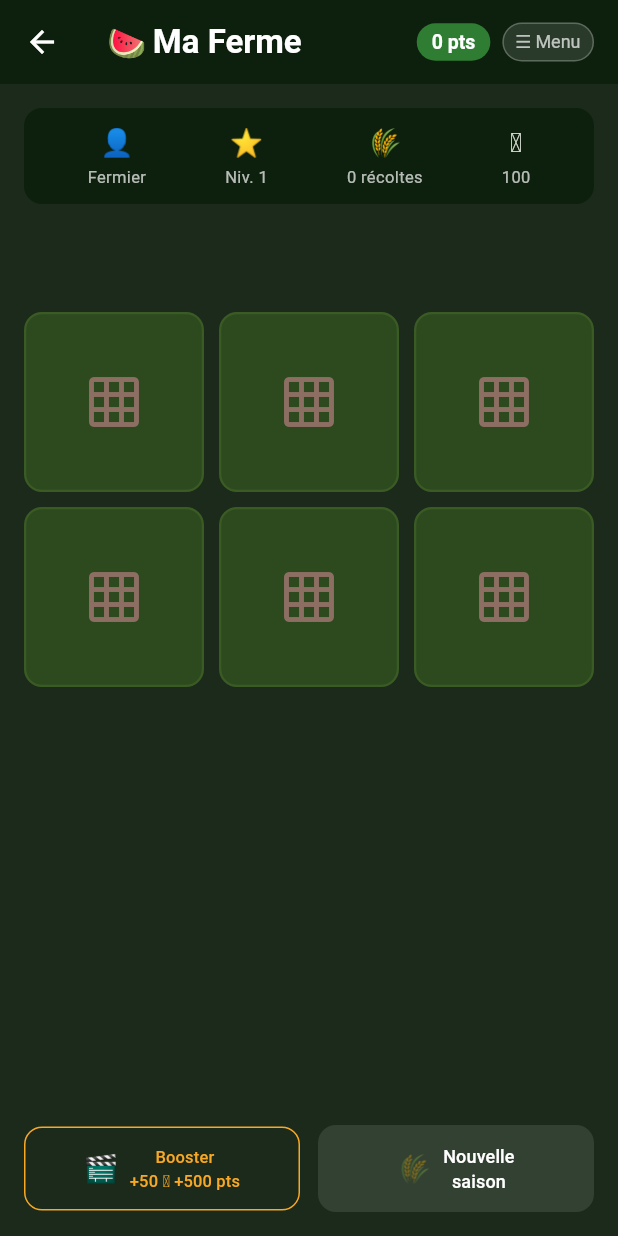
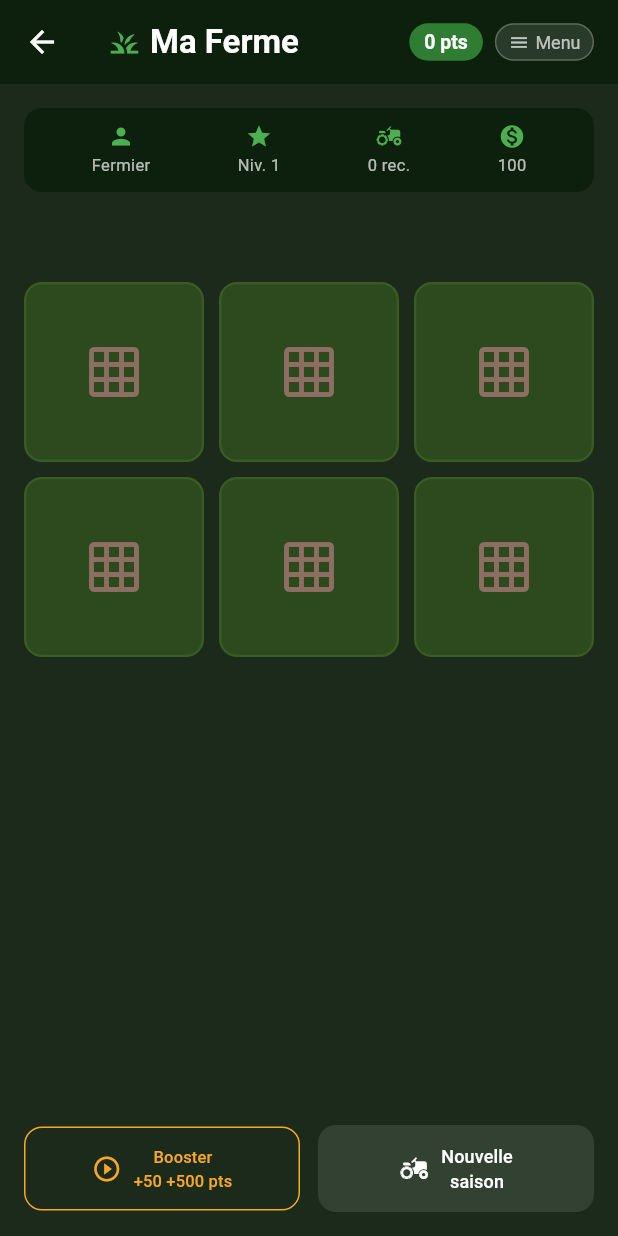
Before and after one commit to dafrogepemba-prog/agropast-game, a Flutter app: the screen it shows after launch, after a tap on "Jouer", on a phone screen of 412 x 824 dp. Run offline on Flutter 3.47's test engine with Material 3 defaults, Android fonts, the light colour scheme and no system bars; our stand-ins replace shared_preferences; missing offline and left inert: dart:html.

Commit message:
Fix: sync score par token JWT, icones Material, bonus web, pseudo depuis localStorage

```diff
--- a/agropast_game/lib/screens/game_screen.dart
+++ b/agropast_game/lib/screens/game_screen.dart
@@ -15,13 +15,12 @@ class GameScreen extends StatefulWidget {
 
 class _GameScreenState extends State<GameScreen> {
   final AdMobService _adMob = AdMobService();
-  bool _adLoaded = false;
 
   @override
   void initState() {
     super.initState();
     _adMob.loadRewardedAd(onLoaded: () {
-      if (mounted) setState(() => _adLoaded = true);
+      if (mounted) setState(() {});
     });
   }
 
@@ -31,17 +30,15 @@ class _GameScreenState extends State<GameScreen> {
     super.dispose();
   }
 
-  // ── Menu principal (quitter / déconnexion) ──────────────
+  // ── Menu ────────────────────────────────────────────────
   void _showLogoutDialog(BuildContext context) {
     showDialog(
       context: context,
       builder: (_) => AlertDialog(
         backgroundColor: const Color(0xFF2d4a1e),
         title: const Text('Menu', style: TextStyle(color: Colors.white)),
-        content: const Text(
-          'Que veux-tu faire ?',
-          style: TextStyle(color: Colors.white70),
-        ),
+        content: const Text('Que veux-tu faire ?',
+            style: TextStyle(color: Colors.white70)),
         actions: [
           TextButton(
             onPressed: () => Navigator.pop(context),
@@ -71,14 +68,10 @@ class _GameScreenState extends State<GameScreen> {
     );
   }
 
-  // ── Retour au site vitrine ───────────────────────────────
   void _navigateToSite() {
-    try {
-      html.window.location.href = '/';
-    } catch (_) {}
+    try { html.window.location.href = '/'; } catch (_) {}
   }
 
-  // ── Déconnexion compte (efface localStorage) ────────────
   void _logout() {
     try {
       html.window.localStorage.remove('apg_token');
@@ -89,42 +82,51 @@ class _GameScreenState extends State<GameScreen> {
     } catch (_) {}
   }
 
-  // ── Publicité récompensée AdMob ─────────────────────────
+  // ── Bonus web (AdMob indisponible sur navigateur) ────────
+  void _showWebBonus(BuildContext context) {
+    context.read<GameProvider>().appliquerBonusAdMob(10, 'web_bonus');
+    ScaffoldMessenger.of(context).showSnackBar(
+      const SnackBar(
+        content: Text('Bonus +10 pieces & +100 pts !'),
+        backgroundColor: Color(0xFF2e7d32),
+        duration: Duration(seconds: 3),
+      ),
+    );
+  }
+
+  // ── Pub AdMob (mobile uniquement) ───────────────────────
   void _showAd(BuildContext context) {
     if (!_adMob.isLoaded) {
       ScaffoldMessenger.of(context).showSnackBar(
         const SnackBar(
-          content: Text('Pub en chargement, réessaie dans quelques secondes.'),
+          content: Text('Pub en chargement, reessaie.'),
           duration: Duration(seconds: 2),
         ),
       );
       return;
     }
-
     _adMob.showRewardedAd(
-      // SEUL callback qui déclenche la récompense — règle AdMob stricte
       onUserEarnedReward: (amount, type) {
         context.read<GameProvider>().appliquerBonusAdMob(amount, type);
         ScaffoldMessenger.of(context).showSnackBar(
           SnackBar(
-            content: Text('🎁 +$amount pièces & +${amount * 10} pts gagnés !'),
+            content: Text('+$amount pieces & +${amount * 10} pts !'),
             backgroundColor: const Color(0xFF2e7d32),
             duration: const Duration(seconds: 3),
           ),
         );
       },
-      // Pub fermée avant la fin → PAS de récompense (comportement AdMob)
       onAdDismissedWithoutReward: () {
         ScaffoldMessenger.of(context).showSnackBar(
           const SnackBar(
-            content: Text('Regarde la pub jusqu\'à la fin pour gagner les points.'),
+            content: Text('Regarde la pub jusqu\'a la fin.'),
             duration: Duration(seconds: 2),
           ),
         );
       },
       onAdFailedToShow: () {
         ScaffoldMessenger.of(context).showSnackBar(
-          const SnackBar(content: Text('Pub non disponible pour l\'instant.')),
+          const SnackBar(content: Text('Pub non disponible.')),
         );
       },
     );
@@ -141,25 +143,22 @@ class _GameScreenState extends State<GameScreen> {
         foregroundColor: Colors.white,
         title: Row(
           children: [
-            const Text('🍉 ', style: TextStyle(fontSize: 20)),
+            const Icon(Icons.grass, color: Color(0xFF4caf50), size: 22),
+            const SizedBox(width: 6),
             const Text('Ma Ferme',
                 style: TextStyle(fontWeight: FontWeight.bold)),
             const Spacer(),
-            // Score du joueur
             Container(
               padding: const EdgeInsets.symmetric(horizontal: 10, vertical: 4),
               decoration: BoxDecoration(
                 color: const Color(0xFF2e7d32),
                 borderRadius: BorderRadius.circular(20),
               ),
-              child: Text(
-                '${gp.player.scoreTotal} pts',
-                style: const TextStyle(
-                    fontSize: 13, fontWeight: FontWeight.bold),
-              ),
+              child: Text('${gp.player.scoreTotal} pts',
+                  style: const TextStyle(
+                      fontSize: 13, fontWeight: FontWeight.bold)),
             ),
             const SizedBox(width: 8),
-            // Bouton menu / déconnexion
             GestureDetector(
               onTap: () => _showLogoutDialog(context),
               child: Container(
@@ -170,8 +169,15 @@ class _GameScreenState extends State<GameScreen> {
                   borderRadius: BorderRadius.circular(20),
                   border: Border.all(color: Colors.white24),
                 ),
-                child: const Text('☰ Menu',
-                    style: TextStyle(fontSize: 12, color: Colors.white70)),
+                child: const Row(
+                  children: [
+                    Icon(Icons.menu, size: 14, color: Colors.white70),
+                    SizedBox(width: 4),
+                    Text('Menu',
+                        style:
+                            TextStyle(fontSize: 12, color: Colors.white70)),
+                  ],
+                ),
               ),
             ),
           ],
@@ -182,9 +188,8 @@ class _GameScreenState extends State<GameScreen> {
           padding: const EdgeInsets.all(16),
           child: Column(
             children: [
-              // Infos joueur
               _PlayerBar(player: gp.player),
-              const SizedBox(height: 16),
+              const SizedBox(height: 12),
 
               // Message action
               AnimatedSwitcher(
@@ -199,19 +204,17 @@ class _GameScreenState extends State<GameScreen> {
                           color: const Color(0xFF2d4a1e),
                           borderRadius: BorderRadius.circular(10),
                         ),
-                        child: Text(
-                          gp.message,
-                          style: const TextStyle(
-                              color: Color(0xFFf9a825),
-                              fontWeight: FontWeight.w600),
-                          textAlign: TextAlign.center,
-                        ),
+                        child: Text(gp.message,
+                            style: const TextStyle(
+                                color: Color(0xFFf9a825),
+                                fontWeight: FontWeight.w600),
+                            textAlign: TextAlign.center),
                       )
-                    : const SizedBox(height: 40),
+                    : const SizedBox(height: 36),
               ),
-              const SizedBox(height: 16),
+              const SizedBox(height: 12),
 
-              // Grille des parcelles (2 × 3)
+              // Grille 2×3
               Expanded(
                 child: GridView.builder(
                   gridDelegate:
@@ -228,35 +231,31 @@ class _GameScreenState extends State<GameScreen> {
                 ),
               ),
 
-              const SizedBox(height: 16),
+              const SizedBox(height: 12),
 
-              // Boutons bas de page
               Row(
                 children: [
-                  // Pub récompensée
+                  // Bonus / pub
                   Expanded(
                     child: OutlinedButton.icon(
                       style: OutlinedButton.styleFrom(
-                        foregroundColor: _adMob.isLoaded
-                            ? const Color(0xFFf9a825)
-                            : Colors.grey,
-                        side: BorderSide(
-                            color: _adMob.isLoaded
-                                ? const Color(0xFFf9a825)
-                                : Colors.grey),
+                        foregroundColor: const Color(0xFFf9a825),
+                        side:
+                            const BorderSide(color: Color(0xFFf9a825)),
                         padding:
                             const EdgeInsets.symmetric(vertical: 12),
                         shape: RoundedRectangleBorder(
                             borderRadius: BorderRadius.circular(12)),
                       ),
-                      onPressed:
-                          _adMob.isLoaded ? () => _showAd(context) : null,
-                      icon: const Text('🎬',
-                          style: TextStyle(fontSize: 18)),
+                      onPressed: _adMob.isLoaded
+                          ? () => _showAd(context)
+                          : () => _showWebBonus(context),
+                      icon: const Icon(Icons.play_circle_outline,
+                          color: Color(0xFFf9a825), size: 20),
                       label: Text(
                         _adMob.isLoaded
-                            ? 'Booster\n+50 🪙 +500 pts'
-                            : 'Chargement…',
+                            ? 'Booster\n+50 +500 pts'
+                            : 'Bonus\n+10 +100 pts',
                         textAlign: TextAlign.center,
                         style: const TextStyle(fontSize: 11),
                       ),
@@ -279,8 +278,8 @@ class _GameScreenState extends State<GameScreen> {
                       onPressed: gp.saisonTerminee
                           ? () => gp.nouvelleSaison()
                           : null,
-                      icon: const Text('🌾',
-                          style: TextStyle(fontSize: 18)),
+                      icon: const Icon(Icons.agriculture,
+                          color: Colors.white, size: 20),
                       label: const Text('Nouvelle\nsaison',
                           textAlign: TextAlign.center,
                           style: TextStyle(
@@ -297,8 +296,9 @@ class _GameScreenState extends State<GameScreen> {
   }
 }
 
+// ── Barre joueur ────────────────────────────────────────────
 class _PlayerBar extends StatelessWidget {
-  final player;
+  final dynamic player;
   const _PlayerBar({required this.player});
 
   @override
@@ -313,10 +313,10 @@ class _PlayerBar extends StatelessWidget {
       child: Row(
         mainAxisAlignment: MainAxisAlignment.spaceAround,
         children: [
-          _Stat('👤', player.pseudo),
-          _Stat('⭐', 'Niv. ${player.niveau}'),
-          _Stat('🌾', '${player.nombreRecoltes} récoltes'),
-          _Stat('🪙', '${player.piecesOr}'),
+          _Stat(Icons.person, player.pseudo),
+          _Stat(Icons.star, 'Niv. ${player.niveau}'),
+          _Stat(Icons.agriculture, '${player.nombreRecoltes} rec.'),
+          _Stat(Icons.monetization_on, '${player.piecesOr}'),
         ],
       ),
     );
@@ -324,16 +324,18 @@ class _PlayerBar extends StatelessWidget {
 }
 
 class _Stat extends StatelessWidget {
-  final String icon, value;
+  final IconData icon;
+  final String value;
   const _Stat(this.icon, this.value);
+
   @override
   Widget build(BuildContext context) => Column(
         children: [
-          Text(icon, style: const TextStyle(fontSize: 18)),
+          Icon(icon, color: const Color(0xFF4caf50), size: 18),
           const SizedBox(height: 2),
           Text(value,
-              style: const TextStyle(
-                  color: Colors.white70, fontSize: 11)),
+              style:
+                  const TextStyle(color: Colors.white70, fontSize: 11)),
         ],
       );
 }
--- a/agropast_game/lib/services/game_provider.dart
+++ b/agropast_game/lib/services/game_provider.dart
@@ -1,3 +1,4 @@
+import 'dart:convert';
 import 'package:flutter/material.dart';
 import 'package:shared_preferences/shared_preferences.dart';
 // ignore: avoid_web_libraries_in_flutter
@@ -12,6 +13,7 @@ class GameProvider extends ChangeNotifier {
   Player player  = Player();
   bool  _loading = true;
   String message = '';
+  String _webToken = ''; // token JWT depuis localStorage
 
   bool get loading => _loading;
 
@@ -19,14 +21,17 @@ class GameProvider extends ChangeNotifier {
   Future<void> init() async {
     final prefs = await SharedPreferences.getInstance();
 
-    // Sur web : récupérer le nom/token depuis localStorage (set par login.html)
     String pseudo = prefs.getString('pseudo') ?? 'Fermier';
     String email  = prefs.getString('email')  ?? '';
+
+    // Lire les données web depuis localStorage (posé par login.html)
     try {
       final webNom   = html.window.localStorage['apg_nom']      ?? '';
       final webWa    = html.window.localStorage['apg_whatsapp'] ?? '';
-      if (webNom.isNotEmpty)  pseudo = webNom;
-      if (webWa.isNotEmpty)   email  = webWa;
+      final webToken = html.window.localStorage['apg_token']    ?? '';
+      if (webNom.isNotEmpty)   pseudo     = webNom;
+      if (webWa.isNotEmpty)    email      = webWa;
+      if (webToken.isNotEmpty) _webToken  = webToken;
     } catch (_) {}
 
     player = Player(
@@ -99,15 +104,14 @@ class GameProvider extends ChangeNotifier {
     notifyListeners();
   }
 
-  // ---- Sync API (fire & forget — pas bloquant) ---------------
+  // ---- Sync API avec token JWT (fire & forget) --------------
   Future<void> _syncScore({
     required String eventType,
     int bonusPoints = 0,
   }) async {
-    if (player.email.isEmpty) return;
+    if (_webToken.isEmpty) return; // pas de token = pas connecté
     await ApiService.syncScore(
-      pseudo:         player.pseudo,
-      email:          player.email,
+      token:          _webToken,
       scoreTotal:     player.scoreTotal,
       nombreRecoltes: player.nombreRecoltes,
       eventType:      eventType,
```
Also changed, not shown: agropast_game/lib/services/api_service.dart (+12 -21 lines), agropast-game.online/game/assets/fonts/MaterialIcons-Regular.otf, 3 other files.
